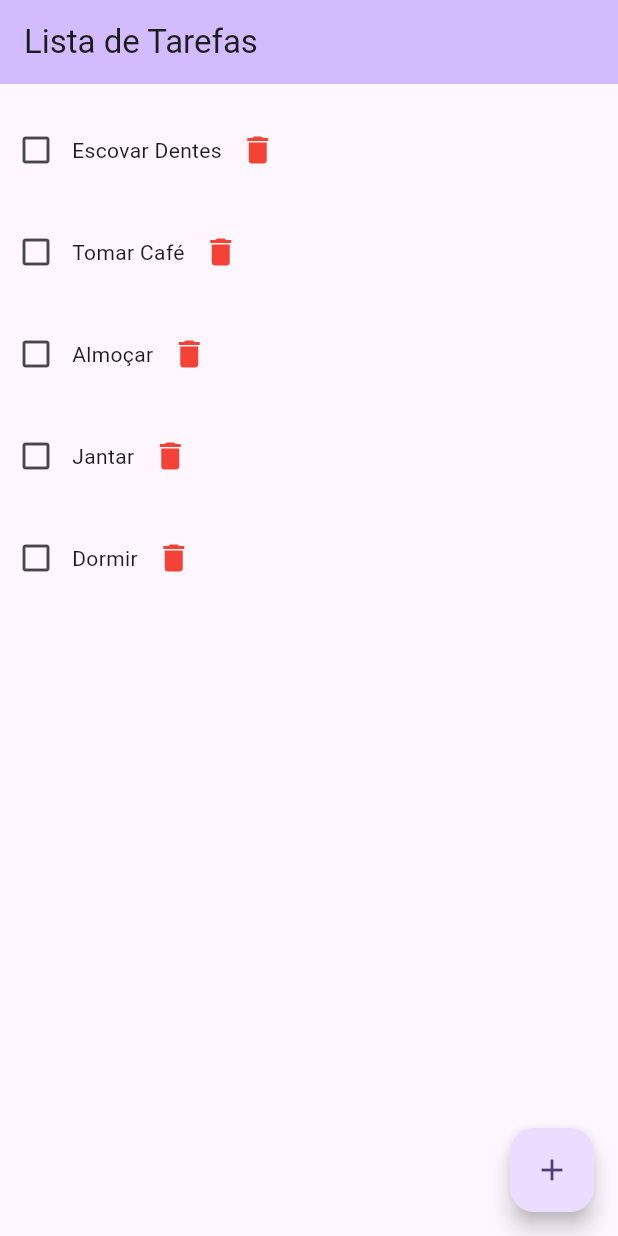
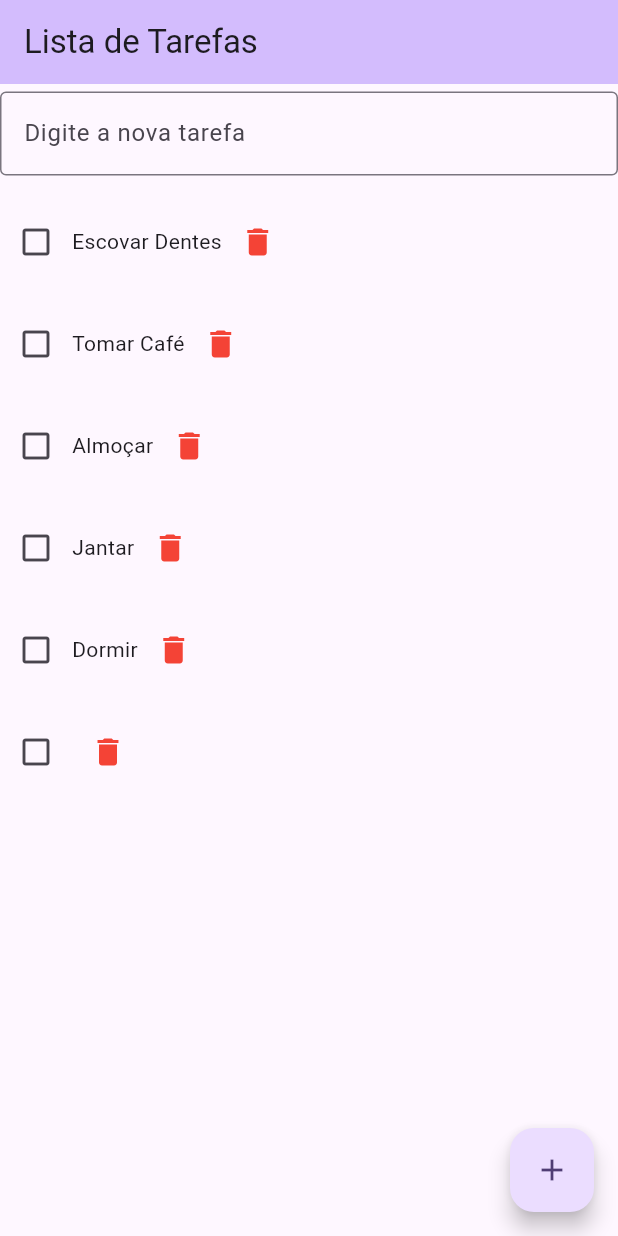
Before and after one commit to MagnoCW/lista_tarefas, a Flutter app: the screen it shows after launch, after a tap on the "add" icon, on a phone screen of 412 x 824 dp. Run offline on Flutter 3.47's test engine with Material 3 defaults, Android fonts, the light colour scheme and no system bars.

Commit message:
adicionar novas tarefas

```diff
--- a/lib/main.dart
+++ b/lib/main.dart
@@ -34,7 +34,8 @@
 
   List<String> lista = ['Escovar Dentes', 'Tomar Café', 'Almoçar', 'Jantar', 'Dormir'];
 
-  // Botão de checagem
+  TextEditingController _editingController = TextEditingController();
+
   late List<bool> checkedItems;
 
   @override
@@ -56,6 +57,14 @@
     });
   }
 
+  void _addTarefa () {
+    setState(() {
+      lista.add(_editingController.text);
+      checkedItems.add(false);
+      _editingController.clear();
+    });
+  }
+
   @override
   Widget build(BuildContext context) {
 
@@ -69,6 +78,14 @@
       body: Column(
         mainAxisAlignment: MainAxisAlignment.start,
         children: <Widget>[
+          SizedBox(height: 5,),
+          TextField(
+            controller: _editingController,
+            decoration: InputDecoration(
+              border: OutlineInputBorder(),
+              labelText: 'Digite a nova tarefa',
+            ),
+          ),
           for (int i = 0; i < lista.length; i++) ...[
             SizedBox(
               height: 20,
@@ -97,7 +114,9 @@
         ],
       ),
       floatingActionButton: FloatingActionButton(
-        onPressed: () {},
+        onPressed: () {
+          _addTarefa();
+        },
         tooltip: 'Increment',
         child: const Icon(Icons.add),
       ),
```
